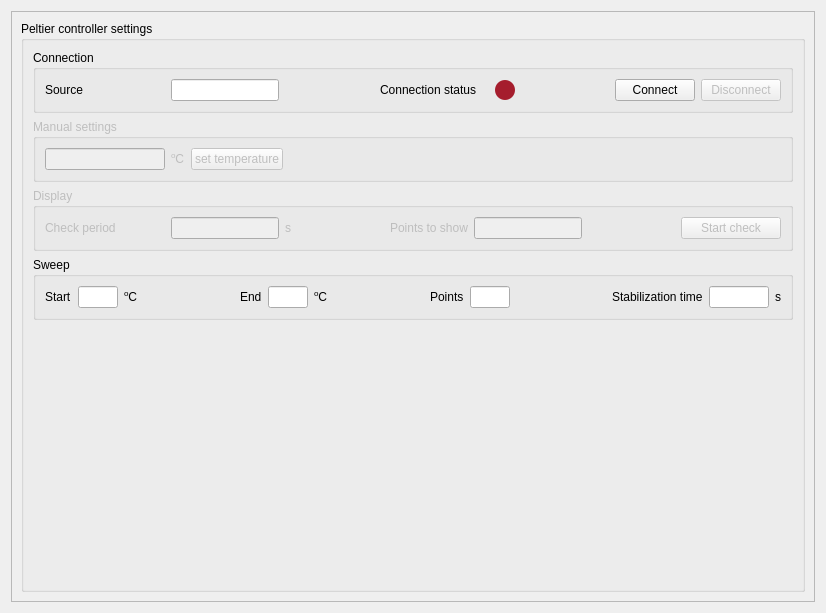
First picture: the form in plugins/itc503/itc503_settingsWidget.ui, repository pyIVLS/pyIVLS, before the edit.
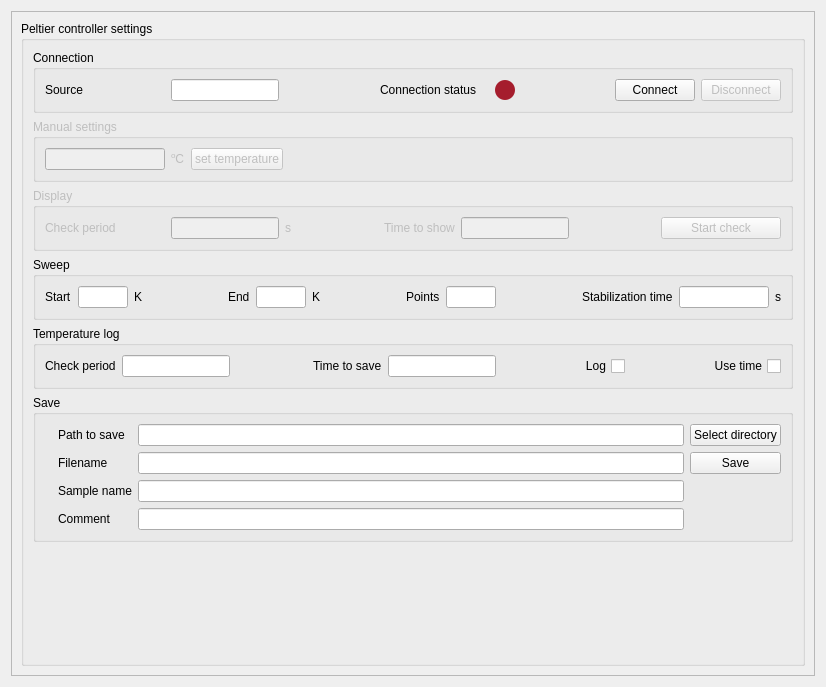
Second picture: the form after the edit.

Commit message: itc503 plugin updated for temperature monitoring from the ITC

```diff
--- a/plugins/itc503/itc503_settingsWidget.ui
+++ b/plugins/itc503/itc503_settingsWidget.ui
@@ -7,7 +7,7 @@
     <x>0</x>
     <y>0</y>
     <width>826</width>
-    <height>613</height>
+    <height>687</height>
    </rect>
   </property>
   <property name="sizePolicy">
@@ -31,7 +31,7 @@
         <x>0</x>
         <y>0</y>
         <width>806</width>
-        <height>593</height>
+        <height>667</height>
        </rect>
       </property>
       <layout class="QVBoxLayout" name="verticalLayout_2">
@@ -265,7 +265,7 @@
                 </sizepolicy>
                </property>
                <property name="text">
-                <string>Points to show</string>
+                <string>Time to show</string>
                </property>
               </widget>
              </item>
@@ -293,7 +293,7 @@
               <widget class="QPushButton" name="periodCheck">
                <property name="minimumSize">
                 <size>
-                 <width>100</width>
+                 <width>120</width>
                  <height>0</height>
                 </size>
                </property>
@@ -326,6 +326,12 @@
              </item>
              <item>
               <widget class="QLineEdit" name="sweepStartEdit">
+               <property name="minimumSize">
+                <size>
+                 <width>50</width>
+                 <height>0</height>
+                </size>
+               </property>
                <property name="maximumSize">
                 <size>
                  <width>40</width>
@@ -340,7 +346,7 @@
              <item>
               <widget class="QLabel" name="sweepStartUnitsLabel">
                <property name="text">
-                <string>&lt;html&gt;&lt;head/&gt;&lt;body&gt;&lt;p&gt;&lt;span style=&quot; vertical-align:super;&quot;&gt;o&lt;/span&gt;C&lt;/p&gt;&lt;/body&gt;&lt;/html&gt;</string>
+                <string>&lt;html&gt;&lt;head/&gt;&lt;body&gt;&lt;p&gt;K&lt;/p&gt;&lt;/body&gt;&lt;/html&gt;</string>
                </property>
               </widget>
              </item>
@@ -366,6 +372,12 @@
              </item>
              <item>
               <widget class="QLineEdit" name="sweepEndEdit">
+               <property name="minimumSize">
+                <size>
+                 <width>50</width>
+                 <height>0</height>
+                </size>
+               </property>
                <property name="maximumSize">
                 <size>
                  <width>40</width>
@@ -380,7 +392,7 @@
              <item>
               <widget class="QLabel" name="sweepEndUnitsLabel">
                <property name="text">
-                <string>&lt;html&gt;&lt;head/&gt;&lt;body&gt;&lt;p&gt;&lt;span style=&quot; vertical-align:super;&quot;&gt;o&lt;/span&gt;C&lt;/p&gt;&lt;/body&gt;&lt;/html&gt;</string>
+                <string>&lt;html&gt;&lt;head/&gt;&lt;body&gt;&lt;p&gt;K&lt;/p&gt;&lt;/body&gt;&lt;/html&gt;</string>
                </property>
               </widget>
              </item>
@@ -406,6 +418,12 @@
              </item>
              <item>
               <widget class="QLineEdit" name="sweepPtsEdit">
+               <property name="minimumSize">
+                <size>
+                 <width>50</width>
+                 <height>0</height>
+                </size>
+               </property>
                <property name="maximumSize">
                 <size>
                  <width>40</width>
@@ -439,6 +457,12 @@
              </item>
              <item>
               <widget class="QLineEdit" name="sweepStabilizationEdit">
+               <property name="minimumSize">
+                <size>
+                 <width>90</width>
+                 <height>0</height>
+                </size>
+               </property>
                <property name="maximumSize">
                 <size>
                  <width>60</width>
@@ -460,6 +484,164 @@
             </layout>
            </widget>
           </item>
+          <item>
+           <widget class="QGroupBox" name="logBox">
+            <property name="title">
+             <string>Temperature log</string>
+            </property>
+            <layout class="QHBoxLayout" name="horizontalLayout_5">
+             <item>
+              <widget class="QLabel" name="label_6">
+               <property name="text">
+                <string>Check period</string>
+               </property>
+              </widget>
+             </item>
+             <item>
+              <widget class="QLineEdit" name="periodLine"/>
+             </item>
+             <item>
+              <spacer name="horizontalSpacer_9">
+               <property name="orientation">
+                <enum>Qt::Orientation::Horizontal</enum>
+               </property>
+               <property name="sizeHint" stdset="0">
+                <size>
+                 <width>40</width>
+                 <height>20</height>
+                </size>
+               </property>
+              </spacer>
+             </item>
+             <item>
+              <widget class="QLabel" name="label_7">
+               <property name="text">
+                <string>Time to save</string>
+               </property>
+              </widget>
+             </item>
+             <item>
+              <widget class="QLineEdit" name="timeLine"/>
+             </item>
+             <item>
+              <spacer name="horizontalSpacer_10">
+               <property name="orientation">
+                <enum>Qt::Orientation::Horizontal</enum>
+               </property>
+               <property name="sizeHint" stdset="0">
+                <size>
+                 <width>40</width>
+                 <height>20</height>
+                </size>
+               </property>
+              </spacer>
+             </item>
+             <item>
+              <widget class="QCheckBox" name="logCheckBox">
+               <property name="layoutDirection">
+                <enum>Qt::LayoutDirection::RightToLeft</enum>
+               </property>
+               <property name="text">
+                <string>Log</string>
+               </property>
+              </widget>
+             </item>
+             <item>
+              <spacer name="horizontalSpacer_11">
+               <property name="orientation">
+                <enum>Qt::Orientation::Horizontal</enum>
+               </property>
+               <property name="sizeHint" stdset="0">
+                <size>
+                 <width>40</width>
+                 <height>20</height>
+                </size>
+               </property>
+              </spacer>
+             </item>
+             <item>
+              <widget class="QCheckBox" name="logWholeBox">
+               <property name="layoutDirection">
+                <enum>Qt::LayoutDirection::RightToLeft</enum>
+               </property>
+               <property name="text">
+                <string>Use time</string>
+               </property>
+              </widget>
+             </item>
+            </layout>
+           </widget>
+          </item>
+          <item>
+           <widget class="QGroupBox" name="saveBox">
+            <property name="title">
+             <string>Save</string>
+            </property>
+            <layout class="QGridLayout" name="gridLayout_3">
+             <item row="1" column="2">
+              <widget class="QLineEdit" name="fileNameLine"/>
+             </item>
+             <item row="0" column="3">
+              <widget class="QPushButton" name="directoryButton">
+               <property name="text">
+                <string>Select directory</string>
+               </property>
+              </widget>
+             </item>
+             <item row="1" column="1">
+              <widget class="QLabel" name="label_3">
+               <property name="text">
+                <string>Filename</string>
+               </property>
+              </widget>
+             </item>
+             <item row="0" column="2">
+              <widget class="QLineEdit" name="addressLine"/>
+             </item>
+             <item row="0" column="1">
+              <widget class="QLabel" name="label_2">
+               <property name="text">
+                <string>Path to save</string>
+               </property>
+              </widget>
+             </item>
+             <item row="3" column="1">
+              <widget class="QLabel" name="label_5">
+               <property name="text">
+                <string>Comment</string>
+               </property>
+              </widget>
+             </item>
+             <item row="2" column="2">
+              <widget class="QLineEdit" name="sampleNameLine"/>
+             </item>
+             <item row="0" column="0">
+              <widget class="QLabel" name="label">
+               <property name="text">
+                <string/>
+               </property>
+              </widget>
+             </item>
+             <item row="1" column="3">
+              <widget class="QPushButton" name="saveButton">
+               <property name="text">
+                <string>Save</string>
+               </property>
+              </widget>
+             </item>
+             <item row="2" column="1">
+              <widget class="QLabel" name="label_4">
+               <property name="text">
+                <string>Sample name</string>
+               </property>
+              </widget>
+             </item>
+             <item row="3" column="2">
+              <widget class="QLineEdit" name="commentLine"/>
+             </item>
+            </layout>
+           </widget>
+          </item>
           <item>
            <spacer name="verticalSpacer">
             <property name="orientation">
```
The commit also changes 5 other files.
